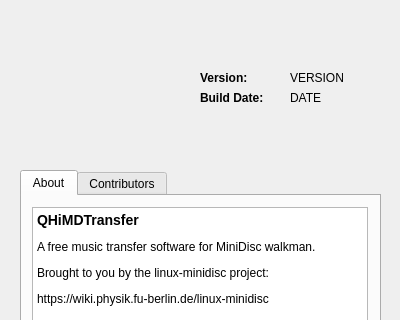
Qt form qhimdtransfer/qhimdaboutdialog.ui (linux-minidisc/linux-minidisc) before a commit; both pictures show x 0 to 400 and y 0 to 320 of the 400 by 480 pixel window.
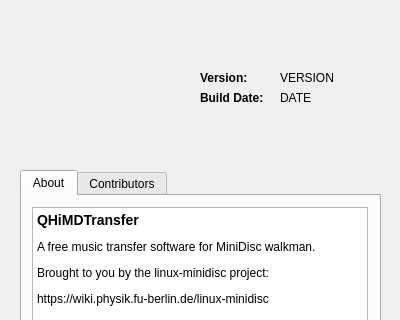
The same form after that commit. Icons and pictures are not drawn.

Commit message: Retrieve build date and display in about dialog.

The edit to the form file:
```diff
--- a/qhimdtransfer/qhimdaboutdialog.ui
+++ b/qhimdtransfer/qhimdaboutdialog.ui
@@ -201,9 +201,9 @@
   <widget class="QLabel" name="VersionString">
    <property name="geometry">
     <rect>
-     <x>290</x>
+     <x>280</x>
      <y>70</y>
-     <width>91</width>
+     <width>101</width>
      <height>16</height>
     </rect>
    </property>
@@ -214,9 +214,9 @@
   <widget class="QLabel" name="BuildDateString">
    <property name="geometry">
     <rect>
-     <x>290</x>
+     <x>280</x>
      <y>90</y>
-     <width>91</width>
+     <width>101</width>
      <height>16</height>
     </rect>
    </property>
```
The commit also changes 2 other files.
